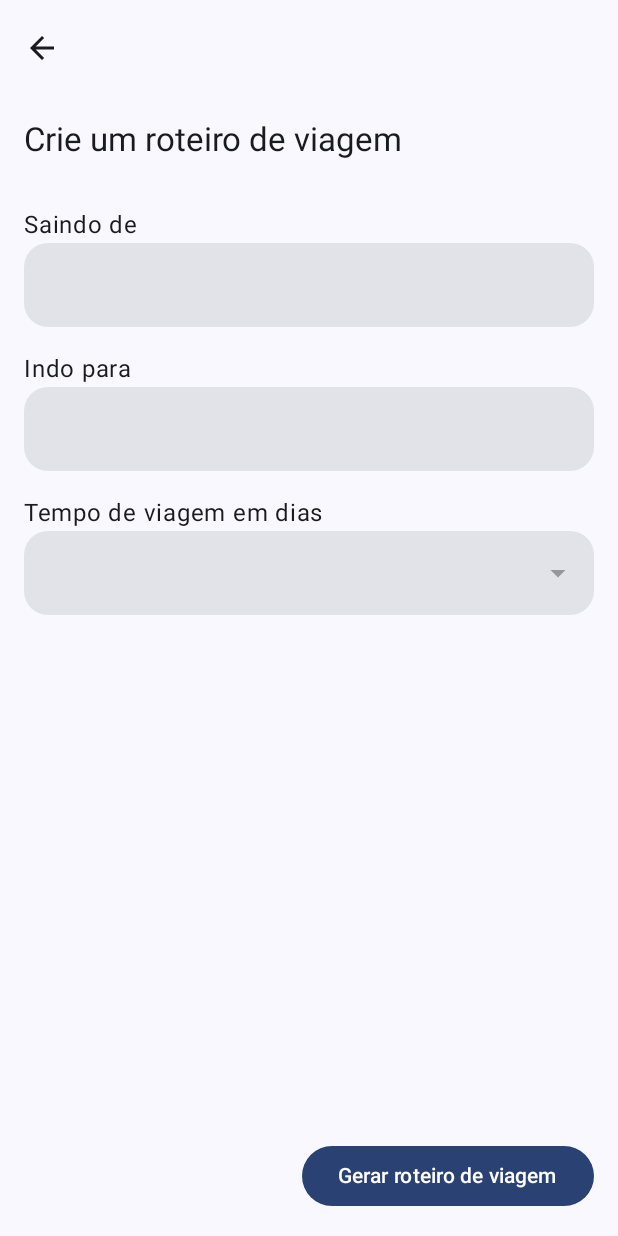
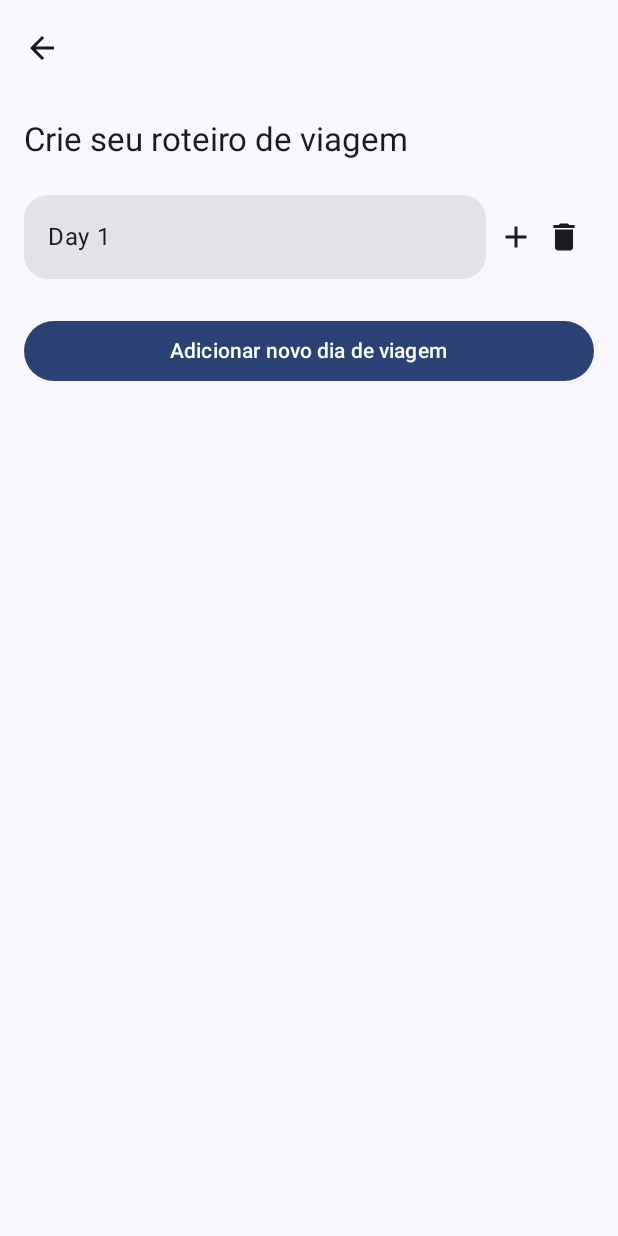
Before and after one commit to pedro-maschio/MyTravelPlanner, an Android app built with Jetpack Compose: the composable AppNavHost shown on its own in the app's theme, on a phone screen of 412 x 824 dp. Run offline under Robolectric (Android 15) with nearby library versions, the phone set to English and light mode, and no system bars.

Commit message:
Initial version of create travel screen, still not fully working

```diff
--- a/app/src/main/java/com/pedro/solutions/mytravelplanning/data/models/openai/Day.kt
+++ b/app/src/main/java/com/pedro/solutions/mytravelplanning/data/models/openai/Day.kt
@@ -6,5 +6,5 @@ import kotlinx.serialization.Serializable
 @Serializable
 data class Day(
     val title: String?,
-    val activities: List<String>?
+    var activities: List<String> = emptyList()
 )
--- a/app/src/main/java/com/pedro/solutions/mytravelplanning/data/models/openai/TravelGuide.kt
+++ b/app/src/main/java/com/pedro/solutions/mytravelplanning/data/models/openai/TravelGuide.kt
@@ -4,5 +4,5 @@ import kotlinx.serialization.Serializable
 
 @Serializable
 data class TravelGuide(
-    val days: List<Day?>?
+    val days: List<Day?> = emptyList()
 )
--- a/app/src/main/java/com/pedro/solutions/mytravelplanning/di/AppModules.kt
+++ b/app/src/main/java/com/pedro/solutions/mytravelplanning/di/AppModules.kt
@@ -4,10 +4,11 @@ import androidx.room.Room
 import com.pedro.solutions.mytravelplanning.data.database.TravelDatabase
 import com.pedro.solutions.mytravelplanning.data.network.ChatGptApi
 import com.pedro.solutions.mytravelplanning.data.repository.TravelsRepository
+import com.pedro.solutions.mytravelplanning.ui.screens.create.CreateTravelViewModel
+import com.pedro.solutions.mytravelplanning.ui.screens.detail.TravelDetailViewModel
 import com.pedro.solutions.mytravelplanning.ui.screens.generate.GenerateTravelViewModel
+import com.pedro.solutions.mytravelplanning.ui.screens.intro.IntroViewModel
 import com.pedro.solutions.mytravelplanning.ui.screens.main.MainScreenViewModel
-import com.pedro.solutions.mytravelplanning.ui.screens.intro.IntroViewModel
-import com.pedro.solutions.mytravelplanning.ui.screens.detail.TravelDetailViewModel
 import okhttp3.OkHttpClient
 import okhttp3.logging.HttpLoggingInterceptor
 import org.koin.android.ext.koin.androidApplication
@@ -23,6 +24,7 @@ val appModules = module {
     viewModelOf(::MainScreenViewModel)
     viewModelOf(::IntroViewModel)
     viewModelOf(::TravelDetailViewModel)
+    viewModelOf(::CreateTravelViewModel)
 
     single {
         Room.databaseBuilder(androidApplication(), TravelDatabase::class.java, "travel_database").build()
--- a/app/src/main/java/com/pedro/solutions/mytravelplanning/ui/navigation/AppNavHost.kt
+++ b/app/src/main/java/com/pedro/solutions/mytravelplanning/ui/navigation/AppNavHost.kt
@@ -24,6 +24,7 @@ import androidx.navigation.toRoute
 import com.pedro.solutions.mytravelplanning.R
 import com.pedro.solutions.mytravelplanning.data.models.openai.TravelGuide
 import com.pedro.solutions.mytravelplanning.data.repository.TravelsRepository
+import com.pedro.solutions.mytravelplanning.ui.screens.create.CreateTravelScreen
 import com.pedro.solutions.mytravelplanning.ui.screens.generate.GenerateTravelScreen
 import com.pedro.solutions.mytravelplanning.ui.screens.detail.TravelDetailScreen
 import com.pedro.solutions.mytravelplanning.ui.screens.detail.TravelItem
@@ -40,8 +41,8 @@ fun AppNavHost(modifier: Modifier = Modifier) {
     val backStackEntries by navController.currentBackStack.collectAsState()
     val isOnMainScreen = false
     val repository: TravelsRepository = koinInject()
-    val startDestination =
-        if (repository.isShownIntroduction()) TravelsRoutes.GenerateTravelScreen() else TravelsRoutes.IntroScreen
+    val startDestination = TravelsRoutes.CreateTravelScreen
+        //if (repository.isShownIntroduction()) TravelsRoutes.GenerateTravelScreen() else TravelsRoutes.IntroScreen
 
     Scaffold(modifier = modifier, topBar = {
         CenterAlignedTopAppBar(title = {
@@ -81,6 +82,12 @@ fun AppNavHost(modifier: Modifier = Modifier) {
                 IntroScreen {
                     navController.popBackStack()
                     navController.navigate(TravelsRoutes.GenerateTravelScreen())
+                }
+            }
+
+            composable<TravelsRoutes.CreateTravelScreen> { navBackStackEntry ->
+                CreateTravelScreen() {
+
                 }
             }
 
--- a/app/src/main/java/com/pedro/solutions/mytravelplanning/ui/navigation/TravelsRoutes.kt
+++ b/app/src/main/java/com/pedro/solutions/mytravelplanning/ui/navigation/TravelsRoutes.kt
@@ -8,6 +8,9 @@ object TravelsRoutes {
     data object IntroScreen
 
     @Serializable
+    data object CreateTravelScreen
+
+    @Serializable
     data class GenerateTravelScreen(val id: Int? = null)
 
     @Serializable
--- /dev/null
+++ b/app/src/main/java/com/pedro/solutions/mytravelplanning/ui/screens/commons/TravelTextField.kt
@@ -0,0 +1,38 @@
+package com.pedro.solutions.mytravelplanning.ui.screens.commons
+
+import androidx.compose.foundation.focusable
+import androidx.compose.foundation.layout.fillMaxWidth
+import androidx.compose.foundation.shape.RoundedCornerShape
+import androidx.compose.material3.TextField
+import androidx.compose.material3.TextFieldColors
+import androidx.compose.material3.TextFieldDefaults
+import androidx.compose.runtime.Composable
+import androidx.compose.ui.Modifier
+import androidx.compose.ui.graphics.Color
+import com.pedro.solutions.mytravelplanning.ui.utils.Dimens.DimenTwo
+
+@Composable
+fun TravelTextField(
+    modifier: Modifier = Modifier,
+    value: String,
+    colors: TextFieldColors = TextFieldDefaults.colors(
+        unfocusedIndicatorColor = Color.Transparent,
+        focusedIndicatorColor = Color.Transparent
+    ),
+    trailingIcon: @Composable (() -> Unit)? = null,
+    enabled: Boolean = true,
+    onValueChange: (String) -> Unit = {}
+) {
+    TextField(
+        modifier = modifier
+            .fillMaxWidth()
+            .focusable(enabled),
+        enabled = enabled,
+        shape = RoundedCornerShape(size = DimenTwo),
+        colors = colors,
+        value = value,
+        trailingIcon = trailingIcon,
+        onValueChange = onValueChange,
+        readOnly = !enabled,
+    )
+}
--- /dev/null
+++ b/app/src/main/java/com/pedro/solutions/mytravelplanning/ui/screens/create/CreateTravelScreen.kt
@@ -0,0 +1,147 @@
+package com.pedro.solutions.mytravelplanning.ui.screens.create
+
+import android.util.Log
+import androidx.compose.foundation.clickable
+import androidx.compose.foundation.layout.Arrangement
+import androidx.compose.foundation.layout.Row
+import androidx.compose.foundation.layout.fillMaxSize
+import androidx.compose.foundation.layout.fillMaxWidth
+import androidx.compose.foundation.layout.padding
+import androidx.compose.foundation.lazy.LazyColumn
+import androidx.compose.foundation.lazy.itemsIndexed
+import androidx.compose.material.icons.Icons
+import androidx.compose.material.icons.filled.Add
+import androidx.compose.material.icons.filled.Delete
+import androidx.compose.material3.Icon
+import androidx.compose.material3.Text
+import androidx.compose.runtime.Composable
+import androidx.compose.runtime.LaunchedEffect
+import androidx.compose.ui.Alignment
+import androidx.compose.ui.Modifier
+import androidx.compose.ui.res.stringResource
+import androidx.compose.ui.tooling.preview.Preview
+import androidx.lifecycle.compose.collectAsStateWithLifecycle
+import com.pedro.solutions.mytravelplanning.R
+import com.pedro.solutions.mytravelplanning.ui.screens.commons.TravelButton
+import com.pedro.solutions.mytravelplanning.ui.screens.commons.TravelTextField
+import com.pedro.solutions.mytravelplanning.ui.theme.Typography
+import com.pedro.solutions.mytravelplanning.ui.utils.Dimens.DimenOne
+import com.pedro.solutions.mytravelplanning.ui.utils.Dimens.DimenTwo
+import org.koin.androidx.compose.koinViewModel
+
+@Composable
+fun CreateTravelScreen(
+    modifier: Modifier = Modifier,
+    viewModel: CreateTravelViewModel = koinViewModel(),
+    onTravelCreated: () -> Unit
+) {
+    val uiState = viewModel.uiState.collectAsStateWithLifecycle()
+
+    LaunchedEffect(Unit) {
+        viewModel.addDefaultDay()
+    }
+
+    LazyColumn(
+        modifier = modifier
+            .fillMaxSize()
+            .padding(DimenTwo),
+        verticalArrangement = Arrangement.spacedBy(DimenOne)
+    ) {
+        item {
+            Text(
+                modifier = Modifier.padding(bottom = DimenTwo),
+                style = Typography.titleLarge,
+                text = stringResource(R.string.create_travel_title)
+            )
+        }
+
+        itemsIndexed(uiState.value.travels) { index, item ->
+            Row(
+                modifier = Modifier.padding(bottom = if (index == uiState.value.travel.days.lastIndex) DimenTwo else DimenOne),
+                verticalAlignment = Alignment.CenterVertically
+            ) {
+                when(item) {
+                    is TravelType.Day -> {
+                        TravelTextField(
+                            modifier = Modifier
+                                .weight(1f)
+                                .padding(end = DimenOne),
+                            value = item?.title.orEmpty()
+                        )
+                        Icon(
+                            modifier = Modifier
+                                .padding(end = DimenOne)
+                                .clickable {
+                                    viewModel.addActivity(index)
+                                    Log.d(
+                                        "CreateTravelScreen",
+                                        "CreateTravelScreen: index=$index ${uiState.value.travel.days}"
+                                    )
+                                },
+                            imageVector = Icons.Default.Add,
+                            contentDescription = null
+                        )
+                        Icon(
+                            modifier = Modifier
+                                .padding(end = DimenOne)
+                                .clickable {
+                                    viewModel.deleteDayOrActivity(index)
+                                },
+                            imageVector = Icons.Default.Delete,
+                            contentDescription = null
+                        )
+                        }
+                    is TravelType.Activity -> {
+                        TravelTextField(
+                            modifier = Modifier
+                                .weight(1f)
+                                .padding(end = DimenOne),
+                            value = item?.title.orEmpty()
+                        )
+                        Icon(
+                            modifier = Modifier
+                                .padding(end = DimenOne)
+                                .clickable {
+                                    viewModel.addActivity(index)
+                                    Log.d(
+                                        "CreateTravelScreen",
+                                        "CreateTravelScreen: index=$index ${uiState.value.travel.days}"
+                                    )
+                                },
+                            imageVector = Icons.Default.Add,
+                            contentDescription = null
+                        )
+                        Icon(
+                            modifier = Modifier
+                                .padding(end = DimenOne)
+                                .clickable {
+                                    viewModel.deleteDayOrActivity(index)
+                                },
+                            imageVector = Icons.Default.Delete,
+                            contentDescription = null
+                        )
+                    }
+                }
+
+            }
+        }
+
+        item {
+            TravelButton(
+                modifier = Modifier.fillMaxWidth(),
+                text = stringResource(R.string.create_travel_add_new_day)
+            ) {
+                viewModel.addDay()
+            }
+        }
+    }
+
+}
+
+@Preview
+@Composable
+fun CreateTravelScreenPreview(modifier: Modifier = Modifier) {
+    CreateTravelScreen {
+
+    }
+}
--- /dev/null
+++ b/app/src/main/java/com/pedro/solutions/mytravelplanning/ui/screens/create/CreateTravelUiState.kt
@@ -0,0 +1,10 @@
+package com.pedro.solutions.mytravelplanning.ui.screens.create
+
+import com.pedro.solutions.mytravelplanning.data.models.openai.TravelGuide
+
+
+sealed class TravelType {
+    class Day(val title: String) : TravelType()
+    class Activity(val title: String) : TravelType()
+}
+data class CreateTravelUiState(val travels: List<TravelType> = emptyList(), val travel: TravelGuide = TravelGuide())
--- /dev/null
+++ b/app/src/main/java/com/pedro/solutions/mytravelplanning/ui/screens/create/CreateTravelViewModel.kt
@@ -0,0 +1,68 @@
+package com.pedro.solutions.mytravelplanning.ui.screens.create
+
+import androidx.lifecycle.ViewModel
+import androidx.lifecycle.viewModelScope
+import com.pedro.solutions.mytravelplanning.data.models.openai.Day
+import kotlinx.coroutines.flow.MutableStateFlow
+import kotlinx.coroutines.flow.asStateFlow
+import kotlinx.coroutines.flow.update
+import kotlinx.coroutines.launch
+
+class CreateTravelViewModel : ViewModel() {
+    private val _uiState = MutableStateFlow(CreateTravelUiState())
+    val uiState = _uiState.asStateFlow()
+
+    fun buildTravelState() {
+        _uiState.update {
+            it.copy(travels = it.travel.days.flatMap { day ->
+                listOf(TravelType.Day(day?.title.orEmpty())) + day?.activities!!.map { activity ->
+                    TravelType.Activity(activity)
+                }
+            })
+        }
+    }
+
+
+    fun addDefaultDay() = viewModelScope.launch {
+        _uiState.update {
+            it.copy(
+                travel = it.travel.copy(
+                    days = listOf(
+                        Day(
+                            title = "Day 1",
+                            activities = emptyList()
+                        )
+                    )
+                )
+            )
+        }
+        buildTravelState()
+    }
+
+    fun addDay() {
+        _uiState.update {
+            it.copy(
+                travel = it.travel.copy(
+                    days = _uiState.value.travel.days.plus(
+                        Day(
+                            title = "",
+                            activities = emptyList()
+                        )
+                    )
+                )
+            )
+        }
+        buildTravelState()
+    }
+
+    fun addActivity(index: Int) {
+        val activities = _uiState.value.travel.days.getOrNull(index)?.activities
+        _uiState.value.travel.days.getOrNull(index)?.activities =
+            activities?.toMutableList()?.plus("") ?: listOf("")
+        buildTravelState()
+    }
+
+    fun deleteDayOrActivity(index: Int) {
+
+    }
+}
--- a/app/src/main/java/com/pedro/solutions/mytravelplanning/ui/screens/generate/GenerateTravelScreen.kt
+++ b/app/src/main/java/com/pedro/solutions/mytravelplanning/ui/screens/generate/GenerateTravelScreen.kt
@@ -1,16 +1,13 @@
 package com.pedro.solutions.mytravelplanning.ui.screens.generate
 
 import androidx.compose.foundation.clickable
-import androidx.compose.foundation.focusable
 import androidx.compose.foundation.layout.Box
 import androidx.compose.foundation.layout.Column
 import androidx.compose.foundation.layout.Spacer
 import androidx.compose.foundation.layout.fillMaxSize
-import androidx.compose.foundation.layout.fillMaxWidth
 import androidx.compose.foundation.layout.height
 import androidx.compose.foundation.layout.padding
 import androidx.compose.foundation.rememberScrollState
-import androidx.compose.foundation.shape.RoundedCornerShape
 import androidx.compose.foundation.verticalScroll
 import androidx.compose.material.icons.Icons
 import androidx.compose.material.icons.filled.ArrowDropDown
@@ -18,7 +15,6 @@ import androidx.compose.material3.DropdownMenu
 import androidx.compose.material3.DropdownMenuItem
 import androidx.compose.material3.Icon
 import androidx.compose.material3.Text
-import androidx.compose.material3.TextField
 import androidx.compose.material3.TextFieldDefaults
 import androidx.compose.runtime.Composable
 import androidx.compose.runtime.LaunchedEffect
@@ -34,6 +30,7 @@ import com.pedro.solutions.mytravelplanning.data.models.openai.TravelGuide
 import com.pedro.solutions.mytravelplanning.ui.screens.commons.ConnectionError
 import com.pedro.solutions.mytravelplanning.ui.screens.commons.LoadingState
 import com.pedro.solutions.mytravelplanning.ui.screens.commons.TravelButton
+import com.pedro.solutions.mytravelplanning.ui.screens.commons.TravelTextField
 import com.pedro.solutions.mytravelplanning.ui.theme.Typography
 import com.pedro.solutions.mytravelplanning.ui.utils.Dimens.DimenThree
 import com.pedro.solutions.mytravelplanning.ui.utils.Dimens.DimenTwo
@@ -66,7 +63,7 @@ fun GenerateTravelScreen(
         Column(
             modifier = modifier
                 .fillMaxSize()
-                .padding(horizontal = DimenTwo, vertical = DimenTwo)
+                .padding(DimenTwo)
                 .verticalScroll(rememberScrollState())
         ) {
             Column(modifier = Modifier.weight(1f)) {
@@ -77,31 +74,21 @@ fun GenerateTravelScreen(
                 Spacer(modifier = Modifier.height(DimenThree))
 
                 Text(text = stringResource(R.string.generate_travel_starting_point_name))
-                TextField(
-                    modifier = Modifier.fillMaxWidth(),
-                    shape = RoundedCornerShape(size = DimenTwo),
-                    colors = TextFieldDefaults.colors(
-                        unfocusedIndicatorColor = Color.Transparent,
-                        focusedIndicatorColor = Color.Transparent
-                    ),
+                TravelTextField(
                     value = state.value.travel.startingPoint.orEmpty(),
                     onValueChange = {
                         viewModel.updateStartingPoint(it)
-                    })
+                    }
+                )
                 Spacer(modifier = Modifier.height(DimenTwo))
 
                 Text(text = stringResource(R.string.generate_travel_ending_point_name))
-                TextField(
-                    modifier = Modifier.fillMaxWidth(),
-                    shape = RoundedCornerShape(size = DimenTwo),
-                    colors = TextFieldDefaults.colors(
-                        unfocusedIndicatorColor = Color.Transparent,
-                        focusedIndicatorColor = Color.Transparent
-                    ),
+                TravelTextField(
                     value = state.value.travel.endingPoint.orEmpty(),
                     onValueChange = {
                         viewModel.updateEndingPoint(it)
-                    })
+                    }
+                )
                 Spacer(modifier = Modifier.height(DimenTwo))
 
                 Text(text = stringResource(R.string.generate_travel_duration_in_days))
@@ -110,24 +97,18 @@ fun GenerateTravelScreen(
                 Box(modifier = Modifier.clickable {
                     viewModel.showDropDown()
                 }) {
-                    TextField(
-                        modifier = Modifier
-                            .fillMaxWidth()
-                            .focusable(false),
-                        enabled = false,
-                        shape = RoundedCornerShape(size = DimenTwo),
+                    TravelTextField(
+                        value = state.value.travel.durationInDays,
                         colors = TextFieldDefaults.colors(
                             disabledTextColor = Color.White,
                             unfocusedIndicatorColor = Color.Transparent,
                             focusedIndicatorColor = Color.Transparent,
                             disabledIndicatorColor = Color.Transparent
                         ),
-                        value = state.value.travel.durationInDays,
+                        enabled = false,
                         trailingIcon = {
                             Icon(Icons.Filled.ArrowDropDown, null)
-                        },
-                        onValueChange = {},
-                        readOnly = true,
+                        }
                     )
                 }
 
--- a/app/src/main/res/values/strings.xml
+++ b/app/src/main/res/values/strings.xml
@@ -33,4 +33,7 @@
     <string name="intro_motorcicle_choice">Moto</string>
     <string name="intro_save_button">Salvar</string>
     <string name="intro_info_text">Não se preocupe, você pode alterar sua opção posteriormente nas configurações.</string>
+
+    <string name="create_travel_title">Crie seu roteiro de viagem</string>
+    <string name="create_travel_add_new_day">Adicionar novo dia de viagem</string>
 </resources>
```
